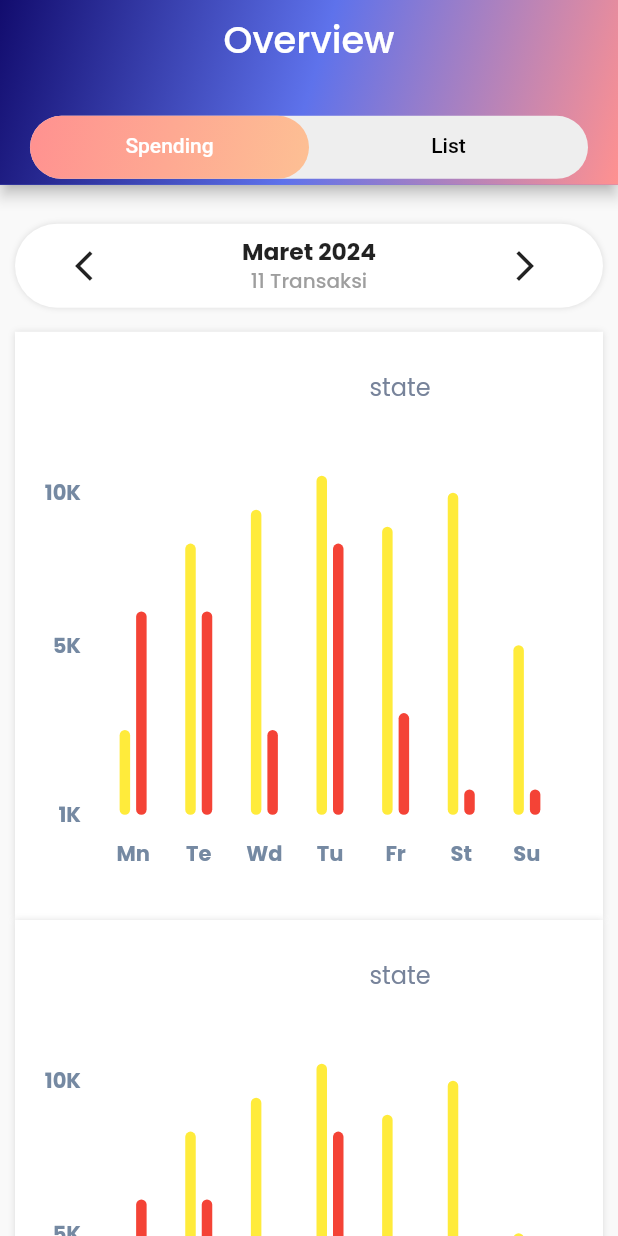
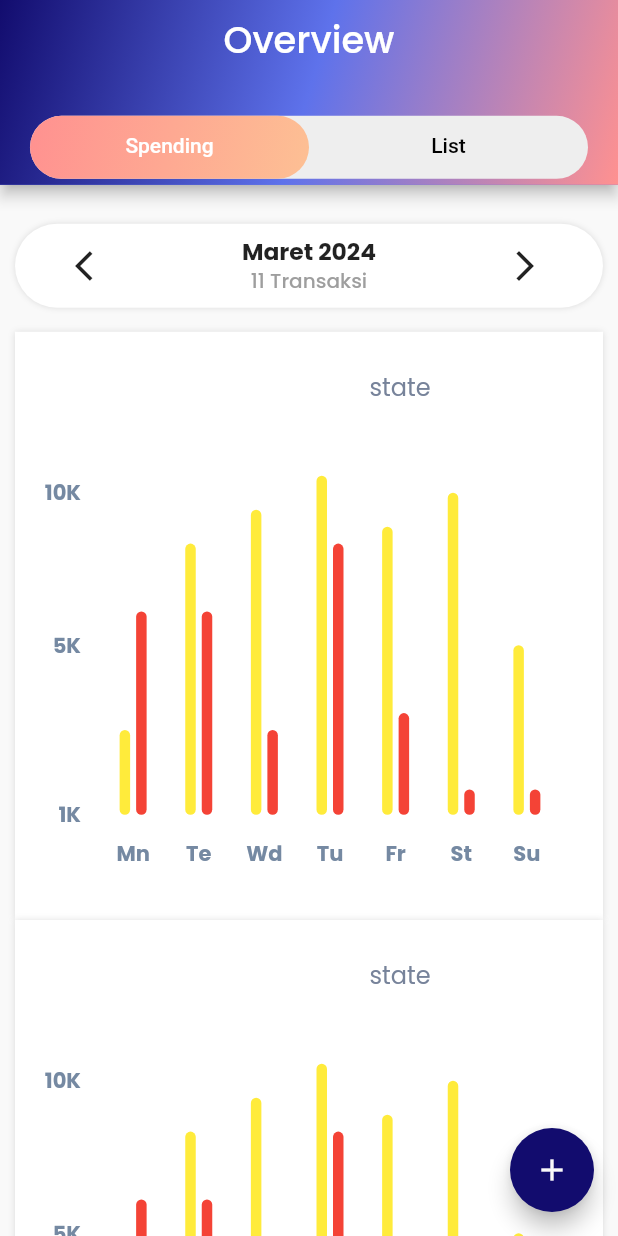
Before and after one commit to Giber05/moneygement_app, a Flutter app: the OverviewScreen screen opened directly, on a phone screen of 412 x 824 dp. Run offline on Flutter 3.47's test engine with Material 3 defaults, Android fonts, the phone set to English and light mode, and no system bars; drawn by our look-alikes of fl_chart, flutter_expandable_fab; our stand-ins replace audioplayers, auto_route, bloc, currency_text_input_formatter, equatable, flutter_bloc and 10 more; missing offline and left inert: flutter_stepindicator; accounts and stored records are empty.

Commit message:
:sparkles: Create Income Layout

```diff
--- a/lib/infrastructure/routing/router.dart
+++ b/lib/infrastructure/routing/router.dart
@@ -10,6 +10,7 @@ class AppRouter extends $AppRouter {
         AutoRoute(page: RegisterUserRoute.page, path: '/register'),
         AutoRoute(page: SplashRoute.page, path: '/splash', initial: true),
         AutoRoute(page: HomeRoute.page, path: '/home'),
-        AutoRoute(page: QuizRoute.page, path: '/quiz')
+        AutoRoute(page: QuizRoute.page, path: '/quiz'),
+        AutoRoute(page: CreateIncomeRoute.page, path: '/create-income'),
       ];
 }
--- a/lib/infrastructure/widgets/form/text_field.dart
+++ b/lib/infrastructure/widgets/form/text_field.dart
@@ -92,7 +92,7 @@ class CBTextField extends StatelessWidget {
             focusedErrorBorder:
                 OutlineInputBorder(borderRadius: borderRadius, borderSide: BorderSide(color: color.error)),
             focusedBorder: OutlineInputBorder(borderRadius: borderRadius, borderSide: BorderSide(color: color.primary)),
-            enabledBorder: OutlineInputBorder(borderRadius: borderRadius, borderSide: BorderSide(color: color.outline)),
+            enabledBorder: OutlineInputBorder(borderRadius: borderRadius, borderSide: BorderSide(color: Colors.grey)),
             hintText: hintText,
             contentPadding: contentPadding ?? const EdgeInsets.symmetric(horizontal: 16, vertical: 17),
           ),
--- a/lib/modules/authentication/data/datasource/remote/authenticatation_remote_dts.dart
+++ b/lib/modules/authentication/data/datasource/remote/authenticatation_remote_dts.dart
@@ -2,8 +2,6 @@ import 'package:moneygement_app/infrastructure/types/exceptions/base_exception.d
 import 'package:moneygement_app/infrastructure/types/nothing.dart';
 import 'package:injectable/injectable.dart';
 import 'package:moneygement_app/infrastructure/http_client/api_client.dart';
-import 'package:moneygement_app/modules/authentication/data/mapper/remote/request/auth_request_mapper.dart';
-import 'package:moneygement_app/modules/authentication/data/mapper/remote/response/user_session_remote_mapper.dart';
 import 'package:moneygement_app/modules/authentication/domain/model/user_model.dart';
 import 'package:moneygement_app/modules/authentication/domain/model/user_session_model.dart';
 import 'package:supabase_flutter/supabase_flutter.dart';
@@ -31,10 +29,9 @@ class AuthenticationRemoteDTSImpl implements AuthenticationRemoteDTS {
       if (response.user != null) {
         final user = response.user;
         final session = response.session;
-        print("Session User ==>${session?.toJson()}");
         return APIResult(
             data: UserSessionModel(
-                token: response.session!.accessToken,
+                token: session!.accessToken,
                 user: UserModel(userId: user!.id, email: email, displayName: user.userMetadata?["name"])),
             message: "Login berhasil",
             status: "OK",
--- a/lib/modules/authentication/data/mapper/local/session_local_mapper.dart
+++ b/lib/modules/authentication/data/mapper/local/session_local_mapper.dart
@@ -1,6 +1,5 @@
 import 'package:moneygement_app/infrastructure/architecutre/local_mapper.dart';
 import 'package:moneygement_app/modules/authentication/data/mapper/local/user_local_mapper.dart';
-import 'package:moneygement_app/modules/authentication/domain/model/user_model.dart';
 import 'package:moneygement_app/modules/authentication/domain/model/user_session_model.dart';
 
 class SessionLocalMapper extends LocalMapper<UserSessionModel, dynamic> {
--- a/lib/modules/authentication/data/mapper/remote/response/user_remote_mapper.dart
+++ b/lib/modules/authentication/data/mapper/remote/response/user_remote_mapper.dart
@@ -1,6 +1,5 @@
 import 'package:moneygement_app/infrastructure/types/mapper/json_mapper.dart';
 import 'package:moneygement_app/modules/authentication/domain/model/user_model.dart';
-import 'package:moneygement_app/modules/authentication/domain/model/user_session_model.dart';
 
 class UserRemoteResMapper implements FromJSONMapper<UserModel> {
   @override
--- a/lib/modules/authentication/presentation/screens/register_user/bloc/register_user_bloc.dart
+++ b/lib/modules/authentication/presentation/screens/register_user/bloc/register_user_bloc.dart
@@ -1,7 +1,6 @@
 import 'package:bloc/bloc.dart';
 import 'package:moneygement_app/infrastructure/types/nothing.dart';
 import 'package:moneygement_app/infrastructure/types/resource.dart';
-import 'package:moneygement_app/modules/authentication/domain/model/user_session_model.dart';
 import 'package:moneygement_app/modules/authentication/domain/usecases/register_user.dart';
 import 'package:equatable/equatable.dart';
 import 'package:flutter/material.dart';
--- a/lib/modules/authentication/presentation/screens/register_user/register_user_screen.dart
+++ b/lib/modules/authentication/presentation/screens/register_user/register_user_screen.dart
@@ -1,10 +1,8 @@
 import 'package:auto_route/auto_route.dart';
-import 'package:moneygement_app/infrastructure/architecutre/blocs/session/session_event.dart';
 import 'package:moneygement_app/modules/authentication/presentation/screens/register_user/bloc/register_user_bloc.dart';
 import 'package:flutter/material.dart';
 import 'package:flutter_bloc/flutter_bloc.dart';
 import 'package:moneygement_app/infrastructure/architecutre/blocs/messenger/messenger_cubit.dart';
-import 'package:moneygement_app/infrastructure/architecutre/blocs/session/session_bloc.dart';
 import 'package:moneygement_app/infrastructure/ext/ctx_ext.dart';
 import 'package:moneygement_app/infrastructure/ext/double_ext.dart';
 import 'package:moneygement_app/infrastructure/routing/router.gr.dart';
--- a/lib/modules/overview/presentation/overview_screen.dart
+++ b/lib/modules/overview/presentation/overview_screen.dart
@@ -1,9 +1,12 @@
+import 'package:auto_route/auto_route.dart';
 import 'package:flutter/material.dart';
 import 'package:flutter/widgets.dart';
 import 'package:flutter_bloc/flutter_bloc.dart';
+import 'package:flutter_expandable_fab/flutter_expandable_fab.dart';
 import 'package:moneygement_app/infrastructure/architecutre/blocs/messenger/messenger_cubit.dart';
 import 'package:moneygement_app/infrastructure/ext/color_ext.dart';
 import 'package:moneygement_app/infrastructure/ext/ctx_ext.dart';
+import 'package:moneygement_app/infrastructure/routing/router.gr.dart';
 import 'package:moneygement_app/modules/overview/presentation/tabs/spending/spending_overview_tab.dart';
 
 class OverviewScreen extends StatefulWidget {
@@ -15,6 +18,8 @@ class OverviewScreen extends StatefulWidget {
 
 class _OverviewScreenState extends State<OverviewScreen> with SingleTickerProviderStateMixin {
   late TabController _tabController;
+  final _key = GlobalKey<ExpandableFabState>();
+
   @override
   void initState() {
     _tabController = TabController(length: 2, vsync: this);
@@ -41,6 +46,79 @@ class _OverviewScreenState extends State<OverviewScreen> with SingleTickerProvid
       length: 2,
       child: Scaffold(
         backgroundColor: context.color.background,
+        floatingActionButtonLocation: ExpandableFab.location,
+        floatingActionButton: ExpandableFab(
+          key: _key,
+          type: ExpandableFabType.up,
+          distance: 75,
+          overlayStyle: ExpandableFabOverlayStyle(
+            color: Colors.black.withOpacity(.4),
+          ),
+          openButtonBuilder: RotateFloatingActionButtonBuilder(
+            child: const Icon(Icons.add),
+            fabSize: ExpandableFabSize.regular,
+            foregroundColor: context.color.background,
+            backgroundColor: context.color.onSurface,
+            shape: const CircleBorder(),
+          ),
+          closeButtonBuilder: DefaultFloatingActionButtonBuilder(
+            child: const Icon(Icons.close),
+            fabSize: ExpandableFabSize.regular,
+            foregroundColor: context.color.background,
+            backgroundColor: context.color.onSurface,
+            shape: const CircleBorder(),
+          ),
+          children: [
+            FloatingActionButton.extended(
+              backgroundColor: context.color.onSurface,
+              heroTag: null,
+              label: const SizedBox(
+                width: 150,
+                child: Row(
+                  crossAxisAlignment: CrossAxisAlignment.center,
+                  mainAxisAlignment: MainAxisAlignment.spaceBetween,
+                  children: [
+                    Text(
+                      'Pemasukan',
+                      textAlign: TextAlign.start,
+                    ),
+                    SizedBox(width: 10),
+                    Icon(Icons.arrow_circle_down),
+                  ],
+                ),
+              ),
+              onPressed: () {
+                final state = _key.currentState;
+                if (state != null && state.isOpen) {
+                  state.toggle();
+                  context.router.push(const CreateIncomeRoute());
+                }
+              },
+            ),
+            FloatingActionButton.extended(
+              backgroundColor: context.color.onSurface,
+              heroTag: null,
+              label: const Row(
+                crossAxisAlignment: CrossAxisAlignment.center,
+                mainAxisAlignment: MainAxisAlignment.spaceBetween,
+                children: [
+                  Text(
+                    'Pengeluaran',
+                    textAlign: TextAlign.start,
+                  ),
+                  SizedBox(width: 10),
+                  Icon(Icons.arrow_circle_up),
+                ],
+              ),
+              onPressed: () {
+                final state = _key.currentState;
+                if (state != null && state.isOpen) {
+                  state.toggle();
+                }
+              },
+            ),
+          ],
+        ),
         appBar: AppBar(
           title: const Center(child: Text('Overview')),
           flexibleSpace: Container(
@@ -72,7 +150,7 @@ class _OverviewScreenState extends State<OverviewScreen> with SingleTickerProvid
         ),
         body: TabBarView(
           controller: _tabController,
-          children: [
+          children: const [
             SpendingOverview(),
             Center(
               child: Text(
--- a/pubspec.yaml
+++ b/pubspec.yaml
@@ -33,11 +33,13 @@ dependencies:
   bloc: ^8.1.3
   buttons_tabbar: ^1.3.8
   cupertino_icons: ^1.0.2
+  currency_text_input_formatter: ^2.1.11
   equatable: ^2.0.5
   fl_chart: ^0.66.2
   flutter:
     sdk: flutter
   flutter_bloc: ^8.1.4
+  flutter_expandable_fab: ^2.0.0
   flutter_secure_storage: ^9.0.0
   flutter_stepindicator: ^0.1.7
   get_it: ^7.6.7
```
Also changed, not shown: lib/infrastructure/widgets/buttons/elevated_button.dart (+6 -2 lines), lib/modules/home/presentation/screens/home/home_screen.dart (+1 -8 lines), lib/modules/transaction/presentation/income/create/create_income.dart (added, +124 -0 lines), lib/infrastructure/routing/router.gr.dart, pubspec.lock.
